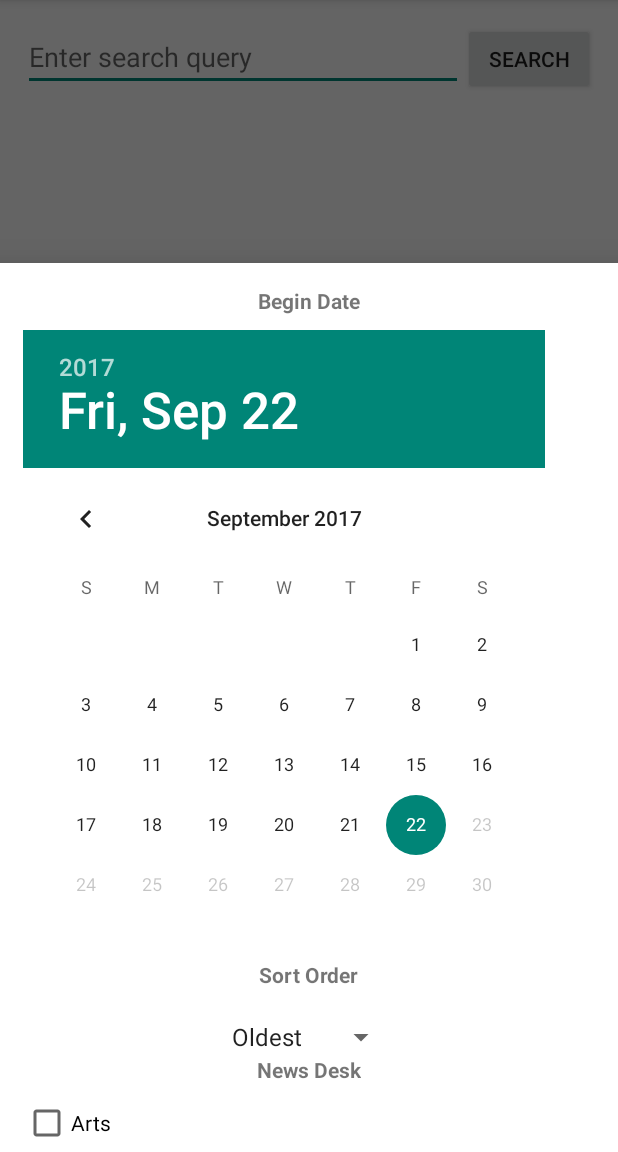
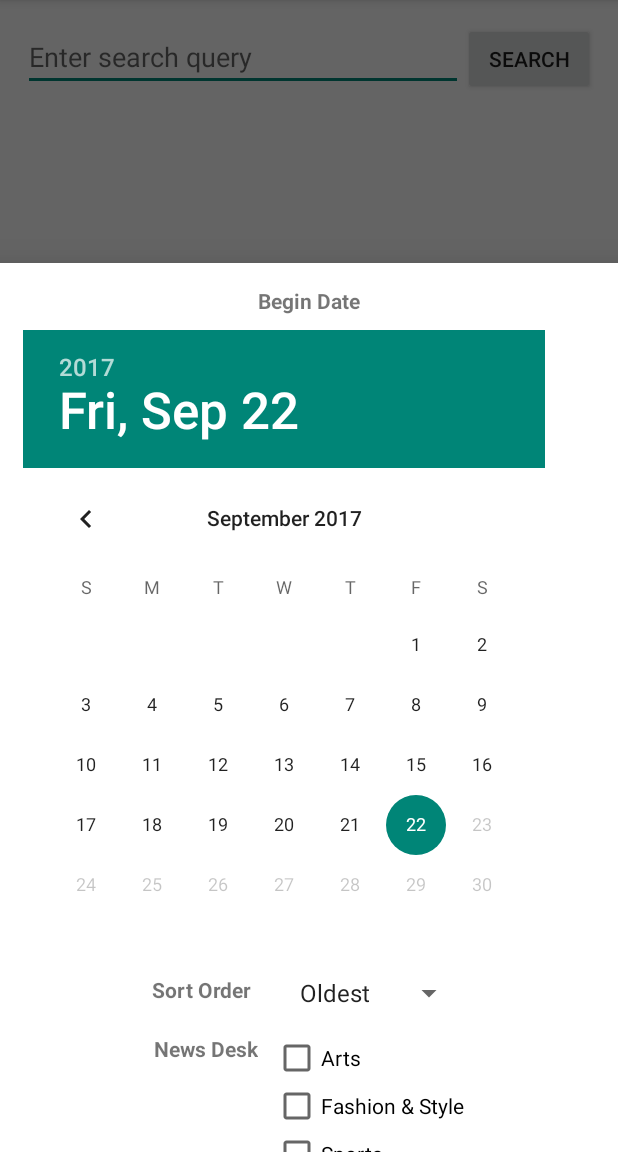
Before and after one commit to vallividhya/NYTimesSearch, an Android app: the screen it shows after launch (SearchActivity), after a tap on "Filter", on a phone screen of 412 x 824 dp, the part 84-1236 px from its top. Run offline under Robolectric (Android 15) with nearby library versions, the phone set to English and light mode, and no system bars; our stand-ins replace Picasso; libraries missing offline, so code that uses them is left out: com.loopj.android, cz.msebera.android; pictures from the network do not load.

Commit message:
Search query with filter, Endless scrolling

```diff
--- a/app/src/main/java/com/codepath/nytimessearch/activities/SearchActivity.java
+++ b/app/src/main/java/com/codepath/nytimessearch/activities/SearchActivity.java
@@ -20,6 +20,7 @@ import android.widget.Toast;
 import com.codepath.nytimessearch.R;
 import com.codepath.nytimessearch.adapters.ArticleArrayAdapter;
 import com.codepath.nytimessearch.fragments.ChooseFilterDialogFragment;
+import com.codepath.nytimessearch.listeners.EndlessScrollListener;
 import com.codepath.nytimessearch.model.Article;
 import com.codepath.nytimessearch.utils.URLEncoder;
 import com.loopj.android.http.AsyncHttpClient;
@@ -39,6 +40,8 @@ public class SearchActivity extends AppCompatActivity implements ChooseFilterDia
     EditText etQuery;
     GridView gvResults;
     Button btnSearch;
+    int page = 0;
+    int visibleScrollLimit = 12;
 
     ArrayList<Article> articlesList;
     ArticleArrayAdapter adapter;
@@ -61,7 +64,6 @@ public class SearchActivity extends AppCompatActivity implements ChooseFilterDia
         gvResults.setAdapter(adapter);
 
         // ClickListener for grid click
-
         gvResults.setOnItemClickListener(new AdapterView.OnItemClickListener() {
             @Override
             public void onItemClick(AdapterView<?> adapterView, View view, int i, long l) {
@@ -76,6 +78,21 @@ public class SearchActivity extends AppCompatActivity implements ChooseFilterDia
 
             }
         });
+        gvResults.setOnScrollListener(new EndlessScrollListener(visibleScrollLimit, page) {
+            @Override
+            public boolean onLoadMore(int page, int totalItemsCount) {
+                // Triggered only when new data needs to be appended to the list
+                // Add whatever code is needed to append new items to your AdapterView
+                loadNextDataFromApi(page);
+                return true;
+            }
+        });
+    }
+
+    private void loadNextDataFromApi(int page) {
+        this.page = page;
+        onFilterSave();
+
     }
 
     public void onFilterSearchResults() {
@@ -115,9 +132,36 @@ public class SearchActivity extends AppCompatActivity implements ChooseFilterDia
         String query = etQuery.getText().toString();
         RequestParams params = new RequestParams();
         params.put("api-key","66cf7a84e5f7471e94c70b7eb9ebecd4");
-        params.put("page", 0);
+        params.put("page", page);
         params.put("q", query);
+        SharedPreferences mSettings = getSharedPreferences("Settings", Context.MODE_PRIVATE);
+        boolean isFilterSet = mSettings.getBoolean("isFilterSet", false);
+        if (isFilterSet) {
+            params = addQueryParams(params);
+        }
         getArticles(params);
+    }
+
+    private RequestParams addQueryParams(RequestParams params) {
+        //params.put("api-key","66cf7a84e5f7471e94c70b7eb9ebecd4");
+        //params.put("page", 0);
+        SharedPreferences mSettings = getSharedPreferences("Settings", Context.MODE_PRIVATE);
+        String beginDate = mSettings.getString("beginDate", null);
+        if (beginDate != null && !beginDate.isEmpty()) {
+            params.put("begin_date", beginDate);
+        }
+        String sortOrder = mSettings.getString("sortOrder", null);
+        if (sortOrder != null && !sortOrder.isEmpty()) {
+            if (!sortOrder.equals("none")) {
+                params.put("sort", sortOrder);
+            }
+        }
+
+        String newsDeskParam = URLEncoder.encodeNewsDeskValues(mSettings.getBoolean("isArts", false), mSettings.getBoolean("isFashion", false), mSettings.getBoolean("isSports", false));
+        if (newsDeskParam != null && !newsDeskParam.isEmpty()) {
+            params.put("fq", newsDeskParam);
+        }
+        return params;
     }
 
 
@@ -126,23 +170,9 @@ public class SearchActivity extends AppCompatActivity implements ChooseFilterDia
         //Log.d("DEBUG", beginDate + " ... " + sortOrder) ;
         RequestParams params = new RequestParams();
         params.put("api-key","66cf7a84e5f7471e94c70b7eb9ebecd4");
-        params.put("page", 0);
-        SharedPreferences mSettings = getSharedPreferences("Settings", Context.MODE_PRIVATE);
-        String beginDate = mSettings.getString("beginDate", null);
-        if (beginDate != null && !beginDate.isEmpty()) {
-            params.put("begin_date", beginDate);
-        }
-        String sortOrder = mSettings.getString("sortOrder", null);
-        if (sortOrder != null && !sortOrder.isEmpty()) {
-            params.put("sort", sortOrder);
-        }
-
-        String newsDeskParam = URLEncoder.encodeNewsDeskValues(mSettings.getBoolean("isArts", false), mSettings.getBoolean("isFashion", false), mSettings.getBoolean("isSports", false));
-        if (newsDeskParam != null && !newsDeskParam.isEmpty()) {
-            params.put("fq",newsDeskParam);
-        }
+        params.put("page", page);
+        params = addQueryParams(params);
         getArticles(params);
-
     }
 
     private void getArticles(RequestParams params) {
@@ -165,6 +195,9 @@ public class SearchActivity extends AppCompatActivity implements ChooseFilterDia
 
             @Override
             public void onFailure(int statusCode, Header[] headers, Throwable throwable, JSONObject errorResponse) {
+//                if (statusCode == 429) {
+//
+//                }
                 Toast.makeText(getApplicationContext(), getResources().getString(R.string.failure_msg) , Toast.LENGTH_LONG).show();
                 Log.d("ERROR", errorResponse.toString());
             }
--- /dev/null
+++ b/app/src/main/java/com/codepath/nytimessearch/listeners/EndlessScrollListener.java
@@ -0,0 +1,71 @@
+package com.codepath.nytimessearch.listeners;
+
+import android.widget.AbsListView;
+
+/**
+ * Created by vidhya on 9/22/17.
+ */
+
+public abstract class EndlessScrollListener implements AbsListView.OnScrollListener {
+
+    // The minimum number of items to have below your current scroll position
+    // before loading more.
+    private int visibleThreshold = 5;
+    // The current offset index of data you have loaded
+    private int currentPage = 0;
+    // The total number of items in the dataset after the last load
+    private int previousTotalItemCount = 0;
+    // True if we are still waiting for the last set of data to load.
+    private boolean loading = true;
+    // Sets the starting page index
+    private int startingPageIndex = 0;
+
+    public EndlessScrollListener() {
+    }
+
+    public EndlessScrollListener(int visibleThreshold) {
+        this.visibleThreshold = visibleThreshold;
+    }
+
+    public EndlessScrollListener(int visibleThreshold, int startPage) {
+        this.visibleThreshold = visibleThreshold;
+        this.startingPageIndex = startPage;
+        this.currentPage = startPage;
+    }
+
+    @Override
+    public void onScrollStateChanged(AbsListView absListView, int i) {
+        // Do nothing
+    }
+
+    @Override
+    public void onScroll(AbsListView absListView, int firstVisibleItem, int visibleItemCount, int totalItemCount) {
+        // If the total item count is zero and the previous isn't, assume the
+        // list is invalidated and should be reset back to initial state
+        if (totalItemCount < previousTotalItemCount) {
+            this.currentPage = this.startingPageIndex;
+            this.previousTotalItemCount = totalItemCount;
+            if (totalItemCount == 0) { this.loading = true; }
+        }
+        // If it's still loading, we check to see if the dataset count has
+        // changed, if so we conclude it has finished loading and update the current page
+        // number and total item count.
+        if (loading && (totalItemCount > previousTotalItemCount)) {
+            loading = false;
+            previousTotalItemCount = totalItemCount;
+            currentPage++;
+        }
+
+        // If it isn't currently loading, we check to see if we have breached
+        // the visibleThreshold and need to reload more data.
+        // If we do need to reload some more data, we execute onLoadMore to fetch the data.
+        if (!loading && (firstVisibleItem + visibleItemCount + visibleThreshold) >= totalItemCount ) {
+            loading = onLoadMore(currentPage + 1, totalItemCount);
+        }
+    }
+
+    // Defines the process for actually loading more data based on page
+    // Returns true if more data is being loaded; returns false if there is no more data to load.
+    public abstract boolean onLoadMore(int page, int totalItemsCount);
+
+}
--- a/app/src/main/java/com/codepath/nytimessearch/utils/URLEncoder.java
+++ b/app/src/main/java/com/codepath/nytimessearch/utils/URLEncoder.java
@@ -14,6 +14,7 @@ public class URLEncoder {
     public static String encodeNewsDeskValues(boolean v1, boolean v2, boolean v3) {
         String param = "";
         StringBuilder sb = new StringBuilder();
+        // Only if one of the news desk values are selected, construct query param, else return empty string
         if (v1 || v2 || v3) {
             sb.append("news_desk.contains:(");
             if (v1) {
--- a/app/src/main/res/layout/fragment_choose_filter.xml
+++ b/app/src/main/res/layout/fragment_choose_filter.xml
@@ -22,36 +22,57 @@
         <DatePicker
             android:id="@+id/dpBeginDate"
             android:layout_width="wrap_content"
+            android:layout_height="wrap_content"/>
+
+        <RelativeLayout
+            android:id="@+id/rl1"
+            android:layout_width="wrap_content"
             android:layout_height="wrap_content"
-            />
+            android:paddingBottom="10dp"
+            android:layout_gravity="center_horizontal">
 
             <TextView android:id="@+id/tvSortOrder"
                 android:layout_width="wrap_content"
                 android:layout_height="wrap_content"
                 android:text="@string/sortOrder"
                 android:layout_marginBottom="10dp"
-            android:layout_marginTop="-10dp"
-            android:layout_gravity="center_horizontal"
                 android:textSize="14dp"
                 android:textStyle="bold"/>
 
             <Spinner
                 android:id="@+id/spSortOrder"
                 android:layout_width="wrap_content"
-            android:layout_gravity="center_horizontal"
                 android:entries="@array/sort_order_array"
                 android:prompt="@string/sort_order_prompt"
                 android:layout_height="wrap_content"
-            android:layout_marginTop="10dp"/>
+                android:layout_alignParentTop="true"
+                android:layout_toRightOf="@+id/tvSortOrder"
+                android:layout_toEndOf="@+id/tvSortOrder"
+                android:layout_marginLeft="24dp"
+                android:layout_marginStart="24dp" />
+        </RelativeLayout>
+
+        <RelativeLayout android:id="@+id/rl2"
+            android:layout_width="wrap_content"
+            android:layout_height="wrap_content"
+            android:paddingBottom="10dp"
+            android:layout_gravity="center_horizontal">
 
                 <TextView android:id="@+id/tvNewsDesk"
                     android:layout_width="wrap_content"
                     android:layout_height="wrap_content"
-            android:layout_gravity="center_horizontal"
                     android:text="@string/newsDesk"
                     android:textSize="14dp"
                     android:textStyle="bold"
                     android:layout_marginBottom="10dp"/>
+
+                <LinearLayout android:id="@+id/ll1"
+                    android:orientation="vertical"
+                    android:layout_width="wrap_content"
+                    android:layout_height="wrap_content"
+                    android:layout_toRightOf="@id/tvNewsDesk"
+                    android:layout_alignTop="@id/tvNewsDesk"
+                   android:layout_marginLeft="10dp">
 
                     <CheckBox android:id="@+id/checkbox_arts"
                         android:layout_width="wrap_content"
@@ -67,15 +88,34 @@
                         android:layout_width="wrap_content"
                         android:layout_height="wrap_content"
                         android:text="@string/sports" />
+                </LinearLayout>
+        </RelativeLayout>
+
+        <RelativeLayout
+            android:layout_width="wrap_content"
+            android:layout_height="wrap_content"
+            android:layout_marginBottom="15dp"
+            android:layout_gravity="center_horizontal">
 
             <Button
-            android:id="@+id/btnFilterSave"
+                android:id="@+id/btnFilterClear"
                 android:layout_width="wrap_content"
                 android:layout_height="wrap_content"
-            android:layout_gravity="center_horizontal"
+                android:text="@string/btnClear"
+                android:layout_margin="10dp"
+                android:padding="10dp"
+                android:background="@color/colorAccent"/>
+            <Button
+                android:id="@+id/btnFilterSave"
+                android:layout_toRightOf="@id/btnFilterClear"
+                android:layout_toEndOf="@id/btnFilterClear"
+                android:layout_width="wrap_content"
+                android:layout_height="wrap_content"
                 android:text="@string/btnSave"
                 android:layout_marginTop="10dp"
                 android:layout_marginBottom="10dp"
                 android:background="@color/colorAccent"/>
+        </RelativeLayout>
+
     </LinearLayout>
 </ScrollView>
--- a/app/src/main/res/values/sort_order_array.xml
+++ b/app/src/main/res/values/sort_order_array.xml
@@ -3,5 +3,6 @@
     <string-array name="sort_order_array">
         <item>Oldest</item>
         <item>Newest</item>
+        <item>None</item>
     </string-array>
 </resources>
--- a/app/src/main/res/values/strings.xml
+++ b/app/src/main/res/values/strings.xml
@@ -15,4 +15,5 @@
     <string name="arts">Arts</string>
     <string name="fashionStyle"><![CDATA[Fashion & Style]]></string>
     <string name="sports">Sports</string>
+    <string name="btnClear">Clear Settings</string>
 </resources>
```
Also changed, not shown: app/src/main/java/com/codepath/nytimessearch/fragments/ChooseFilterDialogFragment.java (+23 -1 lines), app/src/main/ic_launcher-web.png (added), app/src/main/res/mipmap-hdpi/ic_launcher.png, app/src/main/res/mipmap-mdpi/ic_launcher.png, app/src/main/res/mipmap-xhdpi/ic_launcher.png, app/src/main/res/mipmap-xxhdpi/ic_launcher.png, app/src/main/res/mipmap-xxxhdpi/ic_launcher.png. Lines whose indentation alone changed are shown as unchanged.
